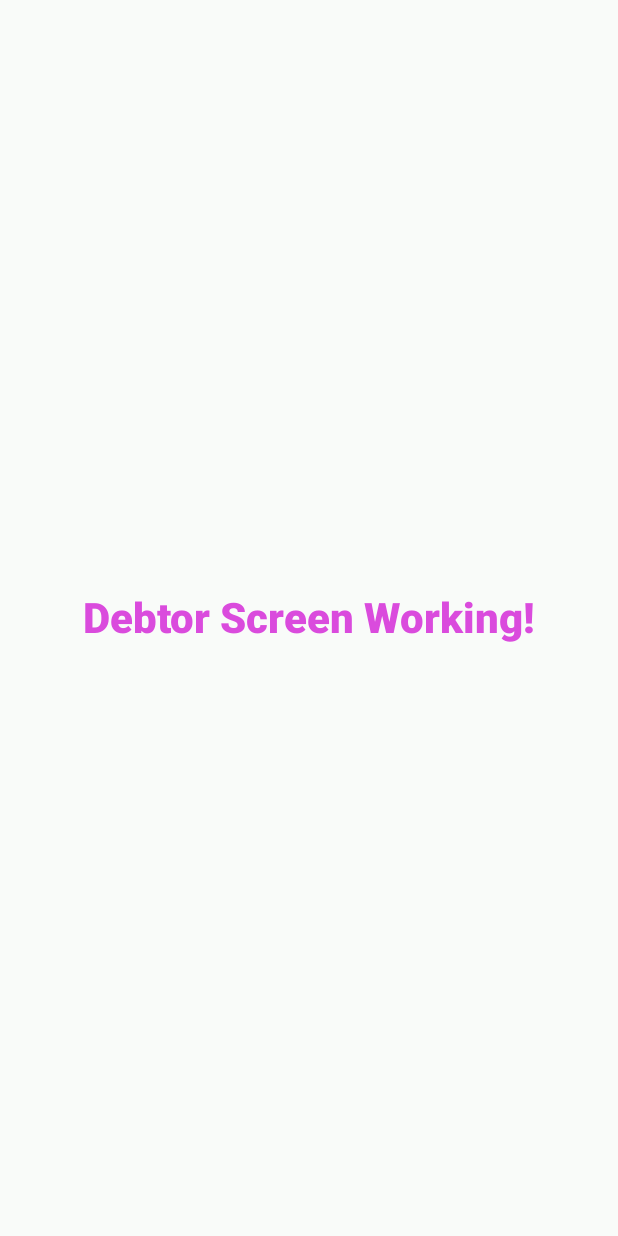
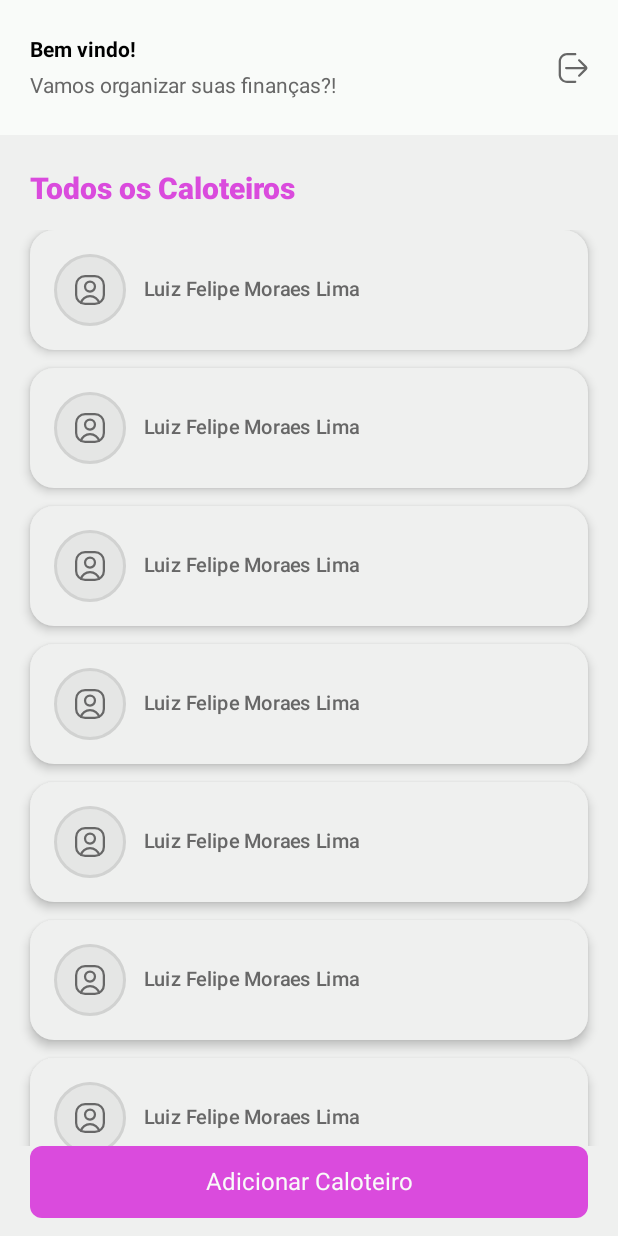
Before and after one commit to Luiz-F3lipe/Finance-Pay, an Android app built with Jetpack Compose: the @Preview function DebtorScreenPrev, on a phone screen of 412 x 824 dp. Run offline under Robolectric (Android 15) with nearby library versions, the phone set to English and light mode, and no system bars.

Commit message:
debtors screen

```diff
--- a/app/src/main/java/com/luizf3lipe/financepay/components/debtorCard/DebtorCard.kt
+++ b/app/src/main/java/com/luizf3lipe/financepay/components/debtorCard/DebtorCard.kt
@@ -6,6 +6,7 @@ import androidx.compose.foundation.border
 import androidx.compose.foundation.layout.Arrangement
 import androidx.compose.foundation.layout.Box
 import androidx.compose.foundation.layout.Column
+import androidx.compose.foundation.layout.Row
 import androidx.compose.foundation.layout.Spacer
 import androidx.compose.foundation.layout.fillMaxWidth
 import androidx.compose.foundation.layout.height
@@ -97,7 +98,67 @@ fun DebtorCard(
     }
 }
 
-
+@Composable
+fun DebtorCardFullWidth() {
+    Card(
+        modifier = Modifier
+            .fillMaxWidth()
+            .height(80.dp),
+        shape = RoundedCornerShape(16.dp),
+        colors = CardDefaults.cardColors(
+            containerColor = Gray200
+        ),
+        elevation = CardDefaults.cardElevation(
+            defaultElevation = 4.dp,
+            pressedElevation = 8.dp
+        )
+    ) {
+        Row(
+            modifier = Modifier
+                .padding(16.dp)
+                .fillMaxWidth(),
+            verticalAlignment = Alignment.CenterVertically
+        ) {
+            Box(
+                contentAlignment = Alignment.Center
+            ) {
+                Box(
+                    modifier = Modifier
+                        .size(48.dp)
+                        .background(
+                            color = Gray300,
+                            shape = CircleShape
+                        )
+                        .border(
+                            width = 2.dp,
+                            color = Gray400.copy(alpha = 0.3f),
+                            shape = CircleShape
+                        ),
+                    contentAlignment = Alignment.Center
+                ) {
+                    Image(
+                        painter = painterResource(R.drawable.ic_user_square),
+                        contentDescription = "Avatar de luiz Felipe",
+                        colorFilter = ColorFilter.tint(Gray500),
+                        modifier = Modifier.size(24.dp)
+                    )
+                }
+            }
+            Spacer(modifier = Modifier.width(12.dp))
+            Text(
+                text = "Luiz Felipe Moraes Lima",
+                style = MaterialTheme.typography.bodyMedium.copy(
+                    fontWeight = FontWeight.SemiBold,
+                    fontSize = 13.sp
+                ),
+                color = Gray500,
+                maxLines = 2,
+                overflow = TextOverflow.Ellipsis,
+                modifier = Modifier.weight(1f)
+            )
+        }
+    }
+}
 
 @Preview(showBackground = true)
 @Composable
@@ -109,5 +170,6 @@ private fun DebtorCardPreview() {
 
         // Card sem valor
         DebtorCard()
+        DebtorCardFullWidth()
     }
 }
--- a/app/src/main/java/com/luizf3lipe/financepay/components/monthSelector/MonthSelector.kt
+++ b/app/src/main/java/com/luizf3lipe/financepay/components/monthSelector/MonthSelector.kt
@@ -55,19 +55,19 @@ data class MonthData(
 @RequiresApi(Build.VERSION_CODES.O)
 @Composable
 fun MonthSelector(
+    modifier: Modifier = Modifier,
     selectedMonth: Month = LocalDate.now().month,
     selectedYear: Int = LocalDate.now().year,
     onMonthSelected: (Month, Int) -> Unit = { _, _ -> },
-    modifier: Modifier = Modifier,
     showNavigationArrows: Boolean = true,
-    locale: Locale = Locale("pt", "BR")
+    locale: Locale = Locale.forLanguageTag("pt-BR")
 ) {
     val currentDate = LocalDate.now()
     var currentSelectedMonth by remember { mutableStateOf(selectedMonth) }
     var currentSelectedYear by remember { mutableIntStateOf(selectedYear) }
 
     // Gerar lista de meses baseada na data atual
-    val months = remember(currentDate,) {
+    val months = remember(currentDate) {
         generateMonthsList(currentDate.year, locale)
     }
 
@@ -236,7 +236,7 @@ private fun generateMonthsList(
     year: Int,
     locale: Locale
 ): List<MonthData> {
-    return Month.values().map { month ->
+    return Month.entries.map { month ->
         MonthData(
             month = month,
             year = year,
@@ -249,10 +249,10 @@ private fun generateMonthsList(
 @RequiresApi(Build.VERSION_CODES.O)
 @Composable
 fun CompactMonthSelector(
+    modifier: Modifier = Modifier,
     selectedMonth: Month = LocalDate.now().month,
     selectedYear: Int = LocalDate.now().year,
     onMonthSelected: (Month, Int) -> Unit = { _, _ -> },
-    modifier: Modifier = Modifier
 ) {
     MonthSelector(
         selectedMonth = selectedMonth,
--- a/app/src/main/java/com/luizf3lipe/financepay/screens/debtor/DebtorScreen.kt
+++ b/app/src/main/java/com/luizf3lipe/financepay/screens/debtor/DebtorScreen.kt
@@ -2,37 +2,73 @@ package com.luizf3lipe.financepay.screens.debtor
 
 import androidx.compose.foundation.background
 import androidx.compose.foundation.layout.Arrangement
-import androidx.compose.foundation.layout.Box
 import androidx.compose.foundation.layout.Column
+import androidx.compose.foundation.layout.PaddingValues
 import androidx.compose.foundation.layout.fillMaxSize
+import androidx.compose.foundation.layout.fillMaxWidth
+import androidx.compose.foundation.layout.padding
+import androidx.compose.foundation.lazy.LazyColumn
 import androidx.compose.material3.Text
 import androidx.compose.runtime.Composable
-import androidx.compose.ui.Alignment
 import androidx.compose.ui.Modifier
 import androidx.compose.ui.tooling.preview.Preview
-import com.luizf3lipe.financepay.ui.theme.Gray100
+import androidx.compose.ui.unit.dp
+import com.luizf3lipe.financepay.components.debtorCard.DebtorCardFullWidth
+import com.luizf3lipe.financepay.components.header.Header
+import com.luizf3lipe.financepay.components.primaryButton.PrimaryButton
 import com.luizf3lipe.financepay.ui.theme.Gray200
 import com.luizf3lipe.financepay.ui.theme.Primary
 import com.luizf3lipe.financepay.ui.theme.TitleLarge
 
 @Composable
 fun DebtorScreen() {
-    Box(
-        modifier = Modifier.fillMaxSize().background(color = Gray100),
+    Column(
+        modifier = Modifier
+            .fillMaxSize()
+            .background(color = Gray200)
     ) {
-        Column(
-            modifier = Modifier.fillMaxSize(),
-            verticalArrangement = Arrangement.Center,
-            horizontalAlignment = Alignment.CenterHorizontally,
+        // Header
+        Header()
+
+        // Título
+        Text(
+            modifier = Modifier.padding(
+                top = 24.dp,
+                bottom = 16.dp,
+                start = 20.dp,
+                end = 20.dp
+            ),
+            text = "Todos os Caloteiros",
+            style = TitleLarge,
+            color = Primary
+        )
+
+        LazyColumn(
+            modifier = Modifier
+                .weight(1f)
+                .fillMaxWidth(),
+            contentPadding = PaddingValues(
+                start = 20.dp,
+                end = 20.dp,
+                bottom = 20.dp
+            ),
+            verticalArrangement = Arrangement.spacedBy(12.dp)
         ) {
-            Text(
-                text = "Debtor Screen Working!",
-                style = TitleLarge,
-                color = Primary
-            )
+            // Simulando uma lista de caloteiros - você pode substituir por dados reais
+            items(12) { index ->
+                DebtorCardFullWidth()
+            }
         }
+
+        PrimaryButton(
+            modifier = Modifier
+                .padding(start = 20.dp, end = 20.dp, bottom = 12.dp),
+            title = "Adicionar Caloteiro",
+            onClick = {}
+        )
     }
 }
+
 
 @Preview
 @Composable
--- a/app/src/main/java/com/luizf3lipe/financepay/screens/navigation/AppNavHost.kt
+++ b/app/src/main/java/com/luizf3lipe/financepay/screens/navigation/AppNavHost.kt
@@ -3,7 +3,6 @@ package com.luizf3lipe.financepay.screens.navigation
 import android.os.Build
 import androidx.annotation.RequiresApi
 import androidx.compose.runtime.Composable
-import androidx.compose.ui.Modifier
 import androidx.navigation.compose.NavHost
 import androidx.navigation.compose.composable
 import androidx.navigation.compose.rememberNavController
--- a/app/src/main/java/com/luizf3lipe/financepay/ui/theme/Type.kt
+++ b/app/src/main/java/com/luizf3lipe/financepay/ui/theme/Type.kt
@@ -27,7 +27,7 @@ val Typography = Typography()
 val TitleLarge = TextStyle(
     fontFamily = fontFamily,
     fontWeight = FontWeight.ExtraBold,
-    fontSize = 28.sp
+    fontSize = 20.sp
 )
 val TitleMedium = TextStyle(
     fontFamily = fontFamily,
```
